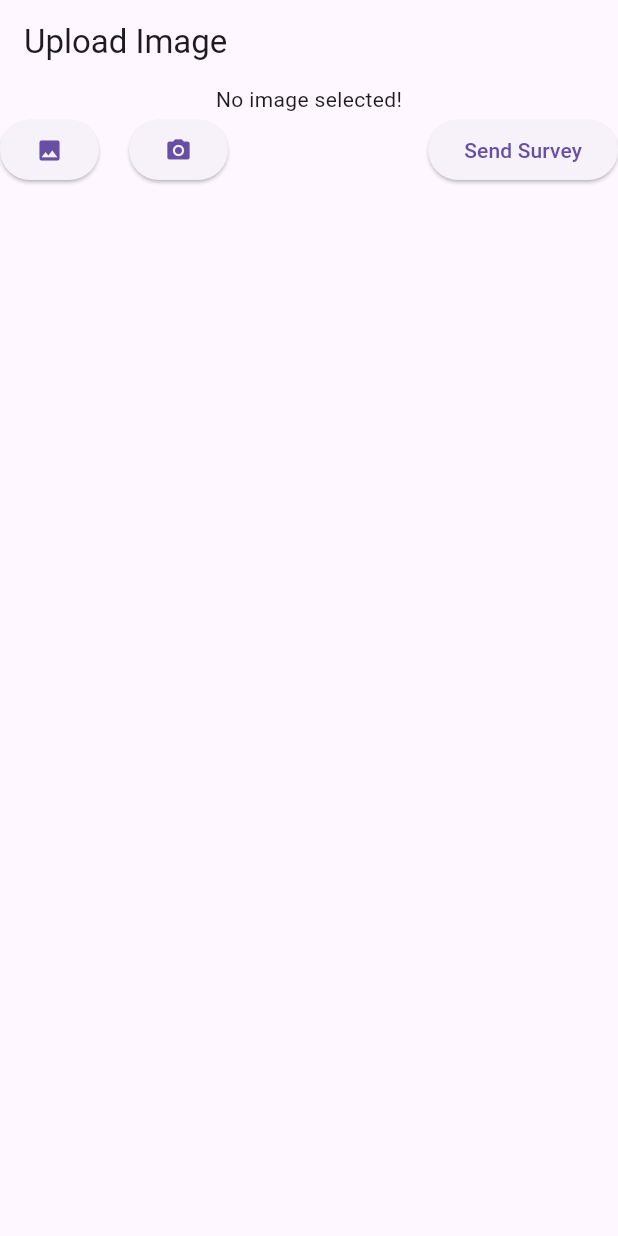
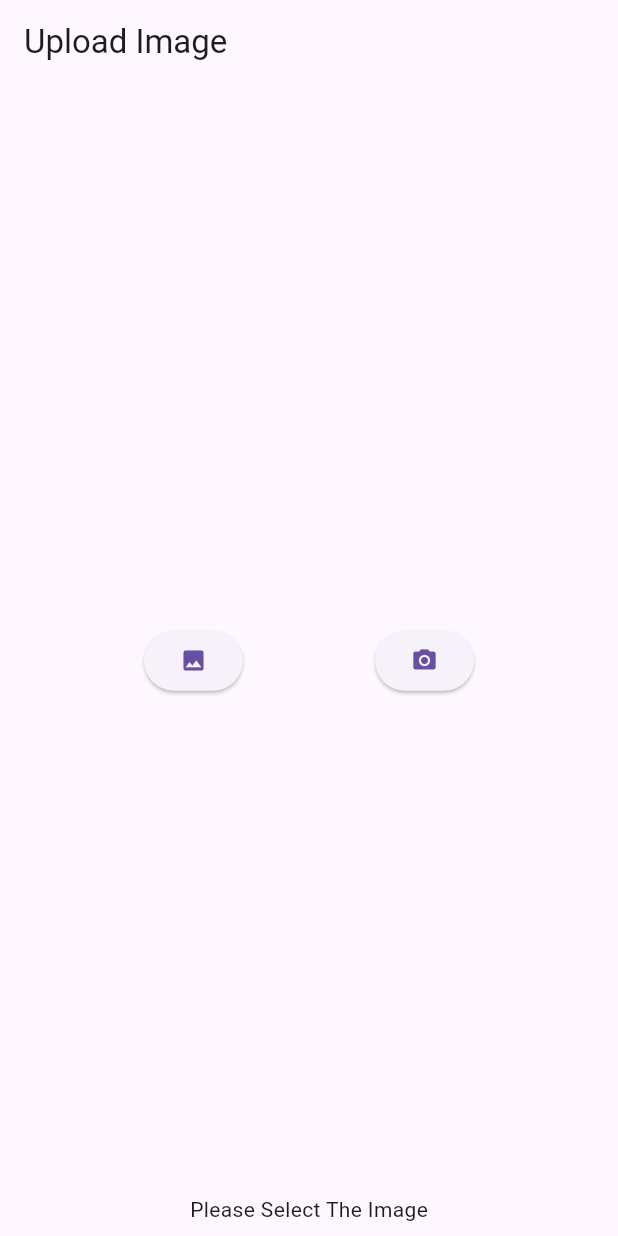
Before and after one commit to Indahsrill/survey_kepuasan, a Flutter app: the screen it shows after launch, on a phone screen of 412 x 824 dp. Run offline on Flutter 3.47's test engine with Material 3 defaults, Android fonts, the phone set to English and light mode, and no system bars; our stand-ins replace image_picker.

Commit message:
Update UI

```diff
--- a/lib/main.dart
+++ b/lib/main.dart
@@ -1,110 +1,14 @@
-import 'dart:io';
 import 'package:flutter/material.dart';
-import 'package:image_picker/image_picker.dart';
-import 'package:http/http.dart' as http;
-import 'package:path/path.dart';
+import 'package:kepuasan_pelanggan/views/homepage.dart';
 
 void main() => runApp(MyApp());
 
 class MyApp extends StatelessWidget {
   @override
   Widget build(BuildContext context) {
-    return MaterialApp(
+    return const MaterialApp(
       title: 'Flutter Upload MySQL',
-      home: MyHomePage(),
+      home: HomePage(),
     );
   }
 }
-
-class MyHomePage extends StatefulWidget {
-  @override
-  _MyHomePageState createState() => _MyHomePageState();
-}
-
-class _MyHomePageState extends State<MyHomePage> {
-  File? _imageFile;
-  final ImagePicker _picker = ImagePicker();
-
-  Future<void> getImageGallery() async {
-    final pickedFile = await _picker.pickImage(source: ImageSource.gallery);
-    if (pickedFile != null) {
-      setState(() {
-        _imageFile = File(pickedFile.path);
-      });
-    }
-  }
-
-  Future<void> getImageCamera() async {
-    final pickedFile = await _picker.pickImage(source: ImageSource.camera);
-    if (pickedFile != null) {
-      setState(() {
-        _imageFile = File(pickedFile.path);
-      });
-    }
-  }
-
-  Future<void> upload(File imageFile) async {
-    var stream = http.ByteStream(imageFile.openRead().cast());
-    var length = await imageFile.length();
-    var uri = Uri.parse("http://localhost/survey_pelanggan/upload.php");
-
-    var request = http.MultipartRequest("POST", uri);
-    var multipartFile = http.MultipartFile("image", stream, length,
-        filename: basename(imageFile.path));
-
-    request.files.add(multipartFile);
-
-    var response = await request.send();
-
-    if (response.statusCode == 200) {
-      print("Survey uploaded");
-    } else {
-      print("Survey upload failed with status: ${response.statusCode}");
-    }
-  }
-
-  @override
-  Widget build(BuildContext context) {
-    return Scaffold(
-      appBar: AppBar(
-        title: Text("Upload Image"),
-      ),
-      body: Column(
-        children: <Widget>[
-          Center(
-            child: _imageFile == null
-                ? Text("No image selected!")
-                : Image.file(_imageFile!),
-          ),
-          Row(
-            mainAxisAlignment: MainAxisAlignment.center,
-            children: <Widget>[
-              ElevatedButton(
-                child: Icon(Icons.image),
-                onPressed: getImageGallery,
-              ),
-              SizedBox(width: 20),
-              ElevatedButton(
-                child: Icon(Icons.camera_alt),
-                onPressed: getImageCamera,
-              ),
-              Expanded(
-                child: Container(),
-              ),
-              ElevatedButton(
-                child: Text("Send Survey"),
-                onPressed: () async {
-                  if (_imageFile != null) {
-                    await upload(_imageFile!);
-                  } else {
-                    print("No image selected to upload");
-                  }
-                },
-              ),
-            ],
-          ),
-        ],
-      ),
-    );
-  }
-}
--- /dev/null
+++ b/lib/views/homepage.dart
@@ -0,0 +1,147 @@
+import 'dart:io';
+
+import 'package:flutter/material.dart';
+import 'package:image_picker/image_picker.dart';
+import 'package:intl/intl.dart';
+import 'package:http/http.dart' as http;
+
+class HomePage extends StatefulWidget {
+  const HomePage({super.key});
+
+  @override
+  State<HomePage> createState() => _HomePageState();
+}
+
+class _HomePageState extends State<HomePage> {
+  File? _imageFile;
+  String message = "";
+  bool onLoading = false;
+  final ImagePicker _picker = ImagePicker();
+
+  Future<void> getImageGallery() async {
+    final XFile? pickedFile =
+        await _picker.pickImage(source: ImageSource.gallery);
+    if (pickedFile != null) {
+      setState(() {
+        _imageFile = File(pickedFile.path);
+      });
+    }
+  }
+
+  Future<void> getImageCamera() async {
+    final XFile? pickedFile =
+        await _picker.pickImage(source: ImageSource.camera);
+    if (pickedFile != null) {
+      setState(() {
+        _imageFile = File(pickedFile.path);
+      });
+    }
+  }
+
+  Future<void> upload(File imageFile) async {
+    DateTime now = DateTime.now();
+    String formatWaktu = DateFormat('yyyyMMddHHmmss').format(now);
+    String kodeDaerah = '1234';
+    int length = await imageFile.length();
+    Uri uri = Uri.parse("http://192.168.1.13:3000/upload");
+
+    var stream = http.ByteStream(imageFile.openRead().cast());
+    var request = http.MultipartRequest("POST", uri);
+    var multipartFile = http.MultipartFile(
+      "image",
+      stream,
+      length,
+      filename: '$kodeDaerah-$formatWaktu.jpg',
+    );
+
+    request.files.add(multipartFile);
+    setState(() {
+      onLoading = true;
+      message = "Uploading...";
+    });
+    try {
+      var response = await request.send();
+      if (response.statusCode == 201) {
+        message = "Survey uploaded successfully!";
+      } else {
+        message = "Survey upload failed with status: ${response.statusCode}";
+      }
+    } catch (error) {
+      message = error.toString();
+    }
+
+    setState(() {
+      onLoading = false;
+    });
+  }
+
+  @override
+  Widget build(BuildContext context) {
+    return Scaffold(
+      appBar: AppBar(
+        title: const Text('Upload Image'),
+      ),
+      body: onLoading
+          ? Center(
+              child: Column(
+                mainAxisAlignment: MainAxisAlignment.center,
+                children: [
+                  const CircularProgressIndicator(),
+                  Text(message),
+                ],
+              ),
+            )
+          : Padding(
+              padding: const EdgeInsets.all(8.0),
+              child: Column(
+                children: [
+                  Text(message),
+                  _imageFile != null
+                      ? Expanded(child: Image.file(_imageFile!))
+                      : Expanded(
+                          child: Center(
+                            child: Row(
+                              mainAxisAlignment: MainAxisAlignment.spaceEvenly,
+                              children: [
+                                ElevatedButton(
+                                  onPressed: getImageGallery,
+                                  child: const Icon(Icons.image),
+                                ),
+                                ElevatedButton(
+                                  onPressed: getImageCamera,
+                                  child: const Icon(Icons.camera_alt),
+                                ),
+                              ],
+                            ),
+                          ),
+                        ),
+                  _imageFile != null
+                      ? Row(
+                          mainAxisAlignment: MainAxisAlignment.spaceEvenly,
+                          children: [
+                            ElevatedButton(
+                              onPressed: () {
+                                setState(() {
+                                  _imageFile = null;
+                                });
+                              },
+                              child: const Text("Change Image"),
+                            ),
+                            ElevatedButton(
+                              onPressed: () async {
+                                await upload(_imageFile!);
+                                setState(() {
+                                  _imageFile = null;
+                                });
+                              },
+                              child: const Text("Send Survey"),
+                            ),
+                          ],
+                        )
+                      : const Text("Please Select The Image"),
+                ],
+              ),
+            ),
+    );
+  }
+}
```
Also changed, not shown: pubspec.yaml (+3 -5 lines), pubspec.lock.
